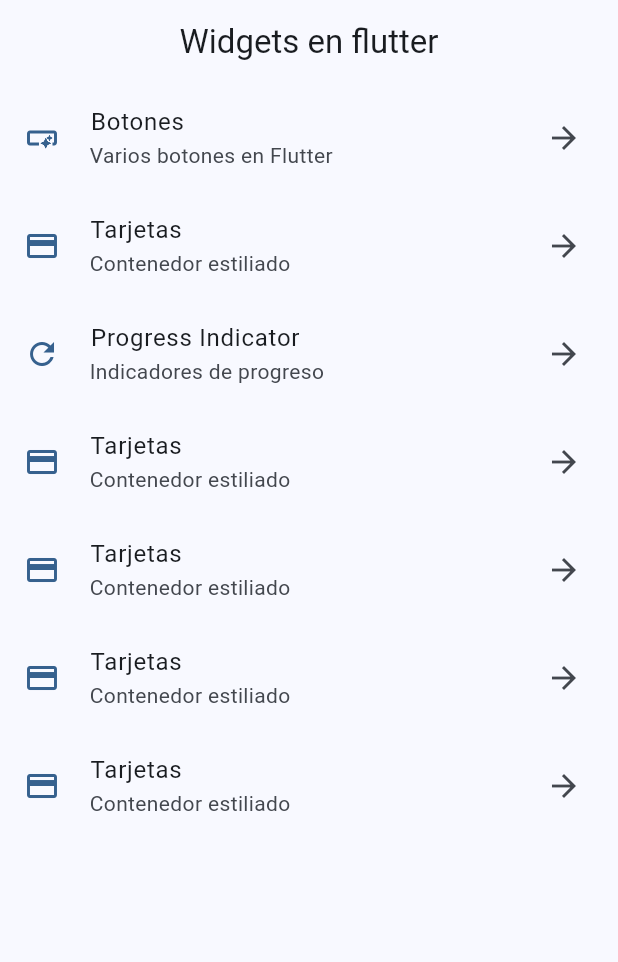
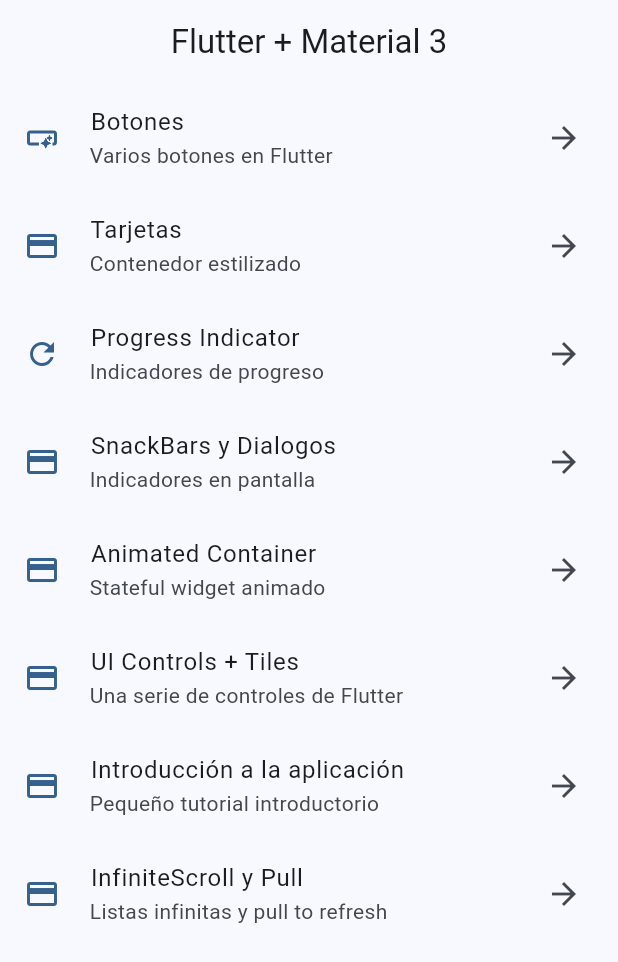
Before and after one commit to EduardoSolFer/widgets_app, a Flutter app: the screen it shows after launch, on a phone screen of 412 x 824 dp. Shown: the top 962 px of the screen. Run offline on Flutter 3.47's test engine with Material 3 defaults, Android fonts, the phone set to English and light mode, and no system bars; our stand-ins replace go_router.

Commit message:
Cascaron de aplicaciones

```diff
--- a/lib/config/menu/menu_items.dart
+++ b/lib/config/menu/menu_items.dart
@@ -24,7 +24,7 @@ const appMenuItems = <MenuItem>[
 //TARJETAS
   MenuItem(
       title: "Tarjetas",
-      subTitle: "Contenedor estiliado",
+      subTitle: "Contenedor estilizado",
       link: "/cards",
       icon: Icons.credit_card
   ),
@@ -37,27 +37,33 @@ const appMenuItems = <MenuItem>[
   ),
 
   MenuItem(
-      title: "Tarjetas",
-      subTitle: "Contenedor estiliado",
+      title: "SnackBars y Dialogos",
+      subTitle: "Indicadores en pantalla",
+      link: "/snackBar",
+      icon: Icons.credit_card
+  ),
+  MenuItem(
+      title: "Animated Container",
+      subTitle: "Stateful widget animado",
+      link: "/animated",
+      icon: Icons.credit_card
+  ),
+  MenuItem(
+      title: "UI Controls + Tiles",
+      subTitle: "Una serie de controles de Flutter",
+      link: "/uicontrol",
+      icon: Icons.credit_card
+  ),
+  MenuItem(
+      title: "Introducción a la aplicación",
+      subTitle: "Pequeño tutorial introductorio",
       link: "/cards",
       icon: Icons.credit_card
   ),
   MenuItem(
-      title: "Tarjetas",
-      subTitle: "Contenedor estiliado",
-      link: "/cards",
-      icon: Icons.credit_card
-  ),
-  MenuItem(
-      title: "Tarjetas",
-      subTitle: "Contenedor estiliado",
-      link: "/cards",
-      icon: Icons.credit_card
-  ),
-  MenuItem(
-      title: "Tarjetas",
-      subTitle: "Contenedor estiliado",
-      link: "/cards",
+      title: "InfiniteScroll y Pull",
+      subTitle: "Listas infinitas y pull to refresh",
+      link: "/infinitescroll",
       icon: Icons.credit_card
   ),
 ];
--- a/lib/config/router/app_router.dart
+++ b/lib/config/router/app_router.dart
@@ -1,8 +1,12 @@
 import 'package:go_router/go_router.dart';
+import 'package:widgets_app/presentation/screens/animated/animated_Screen.dart';
 import 'package:widgets_app/presentation/screens/buttons/buttons_screen.dart';
 import 'package:widgets_app/presentation/screens/cards/cards_screen.dart';
 import 'package:widgets_app/presentation/screens/home/home_screen.dart';
+import 'package:widgets_app/presentation/screens/infinite_scroll/infinite_scroll_screen.dart';
 import 'package:widgets_app/presentation/screens/progress/progress_screen.dart';
+import 'package:widgets_app/presentation/screens/snackbar/snackbar_screen.dart';
+import 'package:widgets_app/presentation/screens/ui_controls/ui_controls_screen.dart';
 
 final appRouter = GoRouter(
   // initialLocation: ,Aqui se mostrará la primer ruta
@@ -21,11 +25,23 @@ final appRouter = GoRouter(
     ),
     GoRoute(
       path: '/progress',
-      builder: (context, state) => const CardsScreen(),
+      builder: (context, state) => const ProgressScreen(),
     ),
     GoRoute(
-      path: '/cards',
-      builder: (context, state) => const CardsScreen(),
+      path: '/snackBar',
+      builder: (context, state) => const SnackBarScreen(),
+    ),
+    GoRoute(
+      path: '/animated',
+      builder: (context, state) => const AnimatedScreen(),
+    ),
+    GoRoute(
+      path: '/uicontrol',
+      builder: (context, state) => const UiControlsScreen(),
+    ),
+    GoRoute(
+      path: '/infinitescroll',
+      builder: (context, state) => const InfiniteScrollScreen(),
     ),
     GoRoute(
       path: '/cards',
--- /dev/null
+++ b/lib/presentation/screens/animated/animated_Screen.dart
@@ -0,0 +1,18 @@
+import 'package:flutter/material.dart';
+
+class AnimatedScreen extends StatelessWidget {
+  static const name = 'animated_Screen';
+
+  const AnimatedScreen({super.key});
+
+
+  @override
+  Widget build(BuildContext context) {
+    return Scaffold(
+      appBar: AppBar(
+        title: const Text('Animated Screen'),
+      ),
+      body: const Placeholder(),
+    );
+  }
+}
--- /dev/null
+++ b/lib/presentation/screens/app_tutorial/app_tutorial_screen.dart
@@ -0,0 +1,17 @@
+import 'package:flutter/material.dart';
+
+class AppTutorialScreen extends StatelessWidget {
+  static const name = 'tutorial_Screen';
+
+  const AppTutorialScreen({super.key});
+
+  @override
+  Widget build(BuildContext context) {
+    return  Scaffold(
+      appBar: AppBar(
+        title: const Text('App Tutorial Screen'),
+      ),
+      body: const Placeholder(),
+    );
+  }
+}
--- a/lib/presentation/screens/home/home_screen.dart
+++ b/lib/presentation/screens/home/home_screen.dart
@@ -10,7 +10,7 @@ class HomeScreen extends StatelessWidget {
   Widget build(BuildContext context) {
     return Scaffold(
       appBar: AppBar(
-        title: const Text("Widgets en flutter"),
+        title: const Text("Flutter + Material 3"),
         centerTitle: true,
       ),
       body: const _HomeView(),
--- /dev/null
+++ b/lib/presentation/screens/screens.dart
@@ -0,0 +1,9 @@
+export 'package:widgets_app/presentation/screens/animated/animated_Screen.dart';
+export 'package:widgets_app/presentation/screens/app_tutorial/app_tutorial_screen.dart';
+export 'package:widgets_app/presentation/screens/buttons/buttons_screen.dart';
+export 'package:widgets_app/presentation/screens/cards/cards_screen.dart';
+export 'package:widgets_app/presentation/screens/home/home_screen.dart';
+export 'package:widgets_app/presentation/screens/infinite_scroll/infinite_scroll_screen.dart';
+export 'package:widgets_app/presentation/screens/progress/progress_screen.dart';
+export 'package:widgets_app/presentation/screens/snackbar/snackbar_screen.dart';
+export 'package:widgets_app/presentation/screens/ui_controls/ui_controls_screen.dart';
--- /dev/null
+++ b/lib/presentation/screens/ui_controls/ui_controls_screen.dart
@@ -0,0 +1,12 @@
+import 'package:flutter/material.dart';
+
+class UiControlsScreen extends StatelessWidget {
+  static const name = 'ui_controls_Screen';
+
+  const UiControlsScreen({super.key});
+
+  @override
+  Widget build(BuildContext context) {
+    return const Placeholder();
+  }
+}
```
Also changed, not shown: lib/presentation/screens/infinite_scroll/infinite_scroll_screen.dart (added, +17 -0 lines), lib/presentation/screens/progress/progress_screen.dart (added, +27 -0 lines), lib/presentation/screens/snackbar/snackbar_screen.dart (added, +17 -0 lines).
